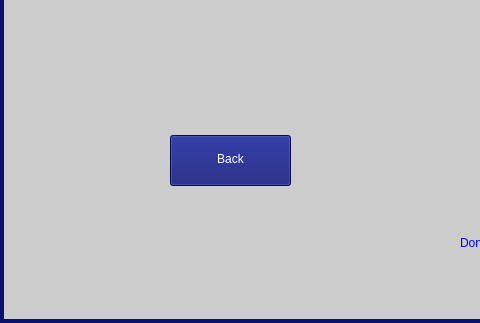
First picture: the form in SignIn.ui, repository AbdulRehmani2/Route-Optimization-System, before the edit; both pictures show x 0 to 480 and y 505 to 828 of the 1121 by 828 pixel window.
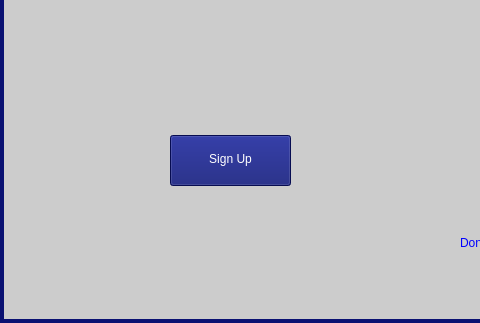
Second picture: the form after the edit.

What changed in the file:
```diff
--- a/SignIn.ui
+++ b/SignIn.ui
@@ -150,7 +150,7 @@
 color: white;</string>
     </property>
     <property name="text">
-     <string>Back</string>
+     <string>Sign Up</string>
     </property>
    </widget>
    <widget class="QPushButton" name="SignUpButton">
```
